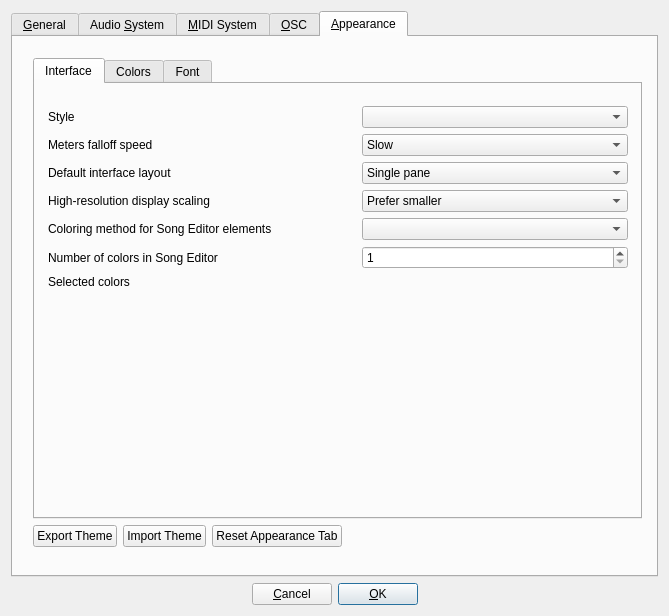
Above: src/gui/src/PreferencesDialog/PreferencesDialog_UI.ui from hydrogen-music/hydrogen before the change. Below: the same form after it.
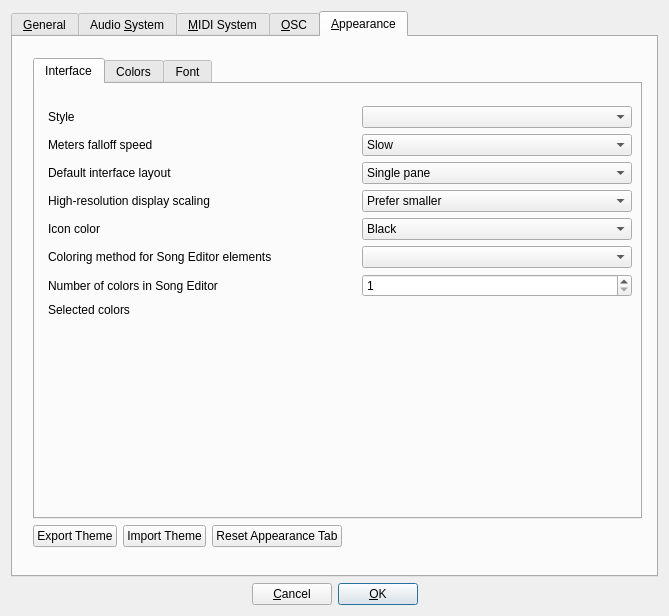
That is the form after the change. The open tabs and pages were chosen to show the change. Custom widgets are drawn as their Qt base class.

Commit message:
expose icon color + tweak spinbox color
- the color of the icons does not change anymore when checking buttons
- whether the color is black or white can be set in the Appearance Tab
- the spinBoxSelection*Color were renamed to spinBox*Color, the selection set as a darker version of former color and thus the coloring of the spin boxes is now decoupled from the color of checked buttons
- small tweaks in the default.h2theme

Diff of the .ui file:
```diff
--- a/src/gui/src/PreferencesDialog/PreferencesDialog_UI.ui
+++ b/src/gui/src/PreferencesDialog/PreferencesDialog_UI.ui
@@ -1034,7 +1034,7 @@
         <item>
          <widget class="QTabWidget" name="tabWidget">
           <property name="currentIndex">
-           <number>1</number>
+           <number>0</number>
           </property>
           <widget class="QWidget" name="tab_4">
            <attribute name="title">
@@ -1045,7 +1045,7 @@
              <rect>
               <x>13</x>
               <y>11</y>
-              <width>591</width>
+              <width>595</width>
               <height>471</height>
              </rect>
             </property>
@@ -1055,7 +1055,69 @@
              </property>
              <item>
               <layout class="QGridLayout" name="gridLayout_5">
-               <item row="7" column="2">
+               <item row="2" column="2">
+                <widget class="QComboBox" name="styleComboBox"/>
+               </item>
+               <item row="2" column="0">
+                <widget class="QLabel" name="textLabel1_6">
+                 <property name="text">
+                  <string>Style</string>
+                 </property>
+                </widget>
+               </item>
+               <item row="3" column="2">
+                <widget class="QComboBox" name="mixerFalloffComboBox">
+                 <property name="minimumSize">
+                  <size>
+                   <width>0</width>
+                   <height>22</height>
+                  </size>
+                 </property>
+                 <item>
+                  <property name="text">
+                   <string>Slow</string>
+                  </property>
+                 </item>
+                 <item>
+                  <property name="text">
+                   <string>Normal</string>
+                  </property>
+                 </item>
+                 <item>
+                  <property name="text">
+                   <string>Fast</string>
+                  </property>
+                 </item>
+                </widget>
+               </item>
+               <item row="13" column="0">
+                <widget class="QLabel" name="colorSelectionLabel">
+                 <property name="text">
+                  <string>Selected colors</string>
+                 </property>
+                 <property name="alignment">
+                  <set>Qt::AlignLeading|Qt::AlignLeft|Qt::AlignTop</set>
+                 </property>
+                </widget>
+               </item>
+               <item row="13" column="2">
+                <layout class="QGridLayout" name="colorSelectionGrid">
+                 <item row="0" column="0">
+                  <spacer name="horizontalSpacer_3">
+                   <property name="orientation">
+                    <enum>Qt::Horizontal</enum>
+                   </property>
+                   <property name="sizeHint" stdset="0">
+                    <size>
+                     <width>40</width>
+                     <height>20</height>
+                    </size>
+                   </property>
+                  </spacer>
+                 </item>
+                </layout>
+               </item>
+               <item row="9" column="2">
                 <widget class="QComboBox" name="coloringMethodCombo">
                  <property name="maximumSize">
                   <size>
@@ -1065,19 +1127,22 @@
                  </property>
                 </widget>
                </item>
-               <item row="9" column="0">
-                <widget class="QLabel" name="coloringMethodAuxLabel">
-                 <property name="toolTip">
-                  <string/>
+               <item row="11" column="2">
+                <widget class="QSpinBox" name="coloringMethodAuxSpinBox">
+                 <property name="minimumSize">
+                  <size>
+                   <width>84</width>
+                   <height>0</height>
+                  </size>
                  </property>
-                 <property name="text">
-                  <string>Number of colors in Song Editor</string>
+                 <property name="minimum">
+                  <number>1</number>
+                 </property>
+                 <property name="maximum">
+                  <number>50</number>
                  </property>
                 </widget>
                </item>
-               <item row="2" column="2">
-                <widget class="QComboBox" name="styleComboBox"/>
-               </item>
                <item row="4" column="0">
                 <widget class="QLabel" name="mixerFontLbl_3">
                  <property name="minimumSize">
@@ -1106,6 +1171,32 @@
                  </property>
                 </widget>
                </item>
+               <item row="5" column="2">
+                <widget class="QComboBox" name="uiScalingPolicyComboBox">
+                 <item>
+                  <property name="text">
+                   <string>Prefer smaller</string>
+                  </property>
+                 </item>
+                 <item>
+                  <property name="text">
+                   <string>Scale to system setting</string>
+                  </property>
+                 </item>
+                 <item>
+                  <property name="text">
+                   <string>Prefer larger</string>
+                  </property>
+                 </item>
+                </widget>
+               </item>
+               <item row="7" column="0">
+                <widget class="QLabel" name="iconColorLabel">
+                 <property name="text">
+                  <string>Icon color</string>
+                 </property>
+                </widget>
+               </item>
                <item row="3" column="0">
                 <widget class="QLabel" name="textLabel1_4">
                  <property name="minimumSize">
@@ -1119,7 +1210,7 @@
                  </property>
                 </widget>
                </item>
-               <item row="7" column="0">
+               <item row="9" column="0">
                 <widget class="QLabel" name="label_7">
                  <property name="minimumSize">
                   <size>
@@ -1132,32 +1223,16 @@
                  </property>
                 </widget>
                </item>
-               <item row="2" column="0">
-                <widget class="QLabel" name="textLabel1_6">
+               <item row="11" column="0">
+                <widget class="QLabel" name="coloringMethodAuxLabel">
+                 <property name="toolTip">
+                  <string/>
+                 </property>
                  <property name="text">
-                  <string>Style</string>
+                  <string>Number of colors in Song Editor</string>
                  </property>
                 </widget>
                </item>
-               <item row="5" column="2">
-                <widget class="QComboBox" name="uiScalingPolicyComboBox">
-                 <item>
-                  <property name="text">
-                   <string>Prefer smaller</string>
-                  </property>
-                 </item>
-                 <item>
-                  <property name="text">
-                   <string>Scale to system setting</string>
-                  </property>
-                 </item>
-                 <item>
-                  <property name="text">
-                   <string>Prefer larger</string>
-                  </property>
-                 </item>
-                </widget>
-               </item>
                <item row="4" column="2">
                 <widget class="QComboBox" name="uiLayoutComboBox">
                  <property name="minimumSize">
@@ -1178,31 +1253,6 @@
                  </item>
                 </widget>
                </item>
-               <item row="3" column="2">
-                <widget class="QComboBox" name="mixerFalloffComboBox">
-                 <property name="minimumSize">
-                  <size>
-                   <width>0</width>
-                   <height>22</height>
-                  </size>
-                 </property>
-                 <item>
-                  <property name="text">
-                   <string>Slow</string>
-                  </property>
-                 </item>
-                 <item>
-                  <property name="text">
-                   <string>Normal</string>
-                  </property>
-                 </item>
-                 <item>
-                  <property name="text">
-                   <string>Fast</string>
-                  </property>
-                 </item>
-                </widget>
-               </item>
                <item row="5" column="0">
                 <widget class="QLabel" name="uiScalingPolicyLabel">
                  <property name="text">
@@ -1210,48 +1260,19 @@
                  </property>
                 </widget>
                </item>
-               <item row="9" column="2">
-                <widget class="QSpinBox" name="coloringMethodAuxSpinBox">
-                 <property name="minimumSize">
-                  <size>
-                   <width>84</width>
-                   <height>0</height>
-                  </size>
-                 </property>
-                 <property name="minimum">
-                  <number>1</number>
-                 </property>
-                 <property name="maximum">
-                  <number>50</number>
-                 </property>
-                </widget>
-               </item>
-               <item row="11" column="0">
-                <widget class="QLabel" name="colorSelectionLabel">
-                 <property name="text">
-                  <string>Selected colors</string>
-                 </property>
-                 <property name="alignment">
-                  <set>Qt::AlignLeading|Qt::AlignLeft|Qt::AlignTop</set>
-                 </property>
-                </widget>
-               </item>
-               <item row="11" column="2">
-                <layout class="QGridLayout" name="colorSelectionGrid">
-                 <item row="0" column="0">
-                  <spacer name="horizontalSpacer_3">
-                   <property name="orientation">
-                    <enum>Qt::Horizontal</enum>
-                   </property>
-                   <property name="sizeHint" stdset="0">
-                    <size>
-                     <width>40</width>
-                     <height>20</height>
-                    </size>
-                   </property>
-                  </spacer>
+               <item row="7" column="2">
+                <widget class="QComboBox" name="iconColorComboBox">
+                 <item>
+                  <property name="text">
+                   <string>Black</string>
+                  </property>
                  </item>
-                </layout>
+                 <item>
+                  <property name="text">
+                   <string>White</string>
+                  </property>
+                 </item>
+                </widget>
                </item>
               </layout>
              </item>
```
The commit also changes 10 other files.
